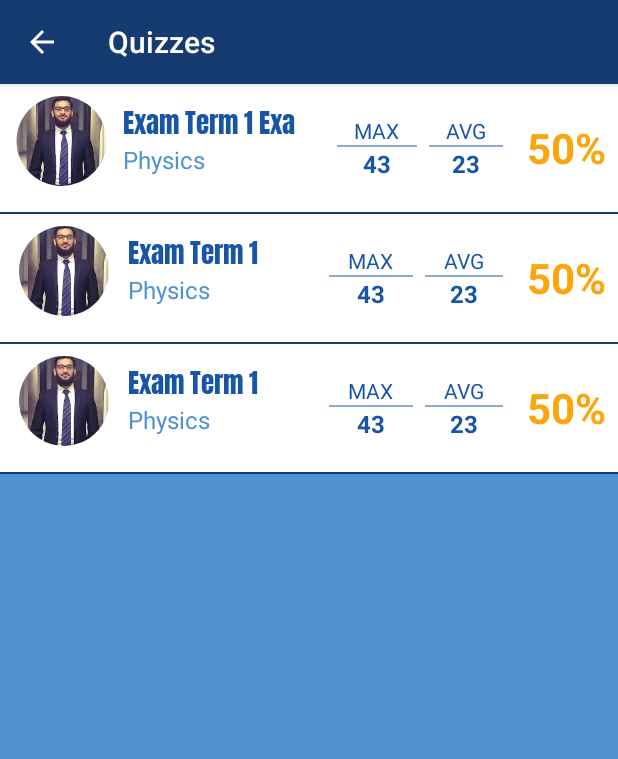
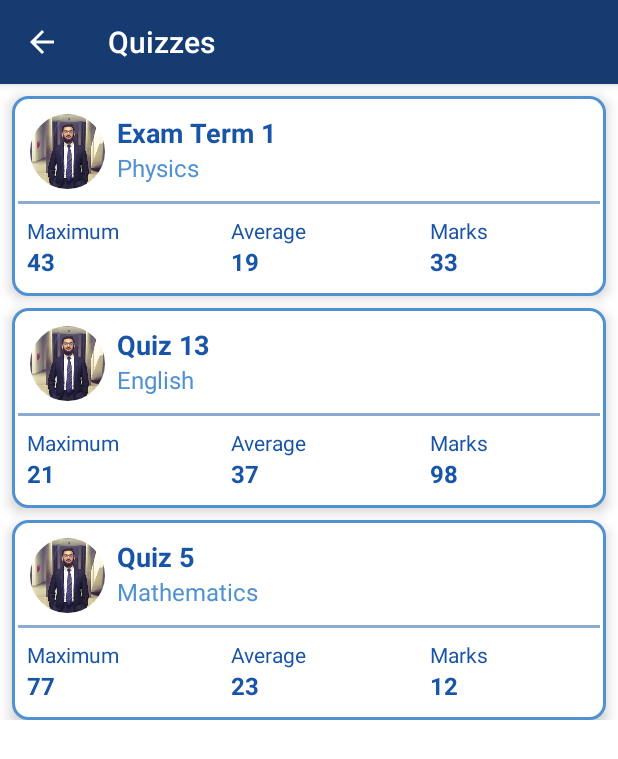
Before and after one commit to mabdullahkhalil/soop, an Android app: the quizzes screen opened directly, with no data from a screen before it, on a phone screen of 412 x 824 dp. Shown: the top 759 px of the screen. Run offline under Robolectric (Android 15) with nearby library versions, the phone set to English and light mode, and no system bars; our stand-ins replace CircleImageView; Roboto replaces fonts that are not available here.

Commit message:
Quiz card redesigned

```diff
--- a/app/src/main/java/com/something/mabdullahk/soop/quizzes.java
+++ b/app/src/main/java/com/something/mabdullahk/soop/quizzes.java
@@ -31,9 +31,9 @@ public class quizzes extends AppCompatActivity {
         quizzes1 = new ArrayList<>();
 
 
-        quizzes1.add(new quizClass("Exam Term 1 Exam Term 1","Physics","23","100","43","50","50"));
-        quizzes1.add(new quizClass("Exam Term 1","Physics","23","100","43","50","50"));
-        quizzes1.add(new quizClass("Exam Term 1","Physics","23","100","43","50","50"));
+        quizzes1.add(new quizClass("Exam Term 1 ","Physics","19","100","43","33","50"));
+        quizzes1.add(new quizClass("Quiz 13","English","37","100","21","98","50"));
+        quizzes1.add(new quizClass("Quiz 5","Mathematics","23","100","77","12","50"));
 
 
         quizzesCardAdapter myAdapter = new quizzesCardAdapter(quizzes.this,quizzes1);
--- a/app/src/main/java/com/something/mabdullahk/soop/quizzesCardAdapter.java
+++ b/app/src/main/java/com/something/mabdullahk/soop/quizzesCardAdapter.java
@@ -41,11 +41,11 @@ public class quizzesCardAdapter extends RecyclerView.Adapter<RecyclerView.ViewHo
     @Override
     public void onBindViewHolder(final RecyclerView.ViewHolder holder, final int position) {
 
-        ((studentQuizCardViewHolder)holder).title.setText(studentQuizzesList.get(position).getTitle()+((studentQuizCardViewHolder)holder).title.getText());
+        ((studentQuizCardViewHolder)holder).title.setText(studentQuizzesList.get(position).getTitle());
         ((studentQuizCardViewHolder)holder).subject.setText(studentQuizzesList.get(position).getSubject());
         ((studentQuizCardViewHolder)holder).maximum.setText(studentQuizzesList.get(position).getMaximum_marks());
         ((studentQuizCardViewHolder)holder).average.setText(studentQuizzesList.get(position).getAverage());
-        ((studentQuizCardViewHolder)holder).marks.setText(studentQuizzesList.get(position).getMarks_obtained()+"%");
+        ((studentQuizCardViewHolder)holder).marks.setText(studentQuizzesList.get(position).getMarks_obtained());
         ((studentQuizCardViewHolder)holder).title.measure(0,0);
         System.out.println(((studentQuizCardViewHolder)holder).title.getWidth()+" is the widthh......");
 
--- /dev/null
+++ b/app/src/main/res/drawable/border4_quizcard.xml
@@ -0,0 +1,32 @@
+<?xml version="1.0" encoding="utf-8"?>
+<selector xmlns:android="http://schemas.android.com/apk/res/android">
+    <item android:state_pressed="false">
+        <shape android:shape="rectangle">
+            <corners android:radius="10dp" />
+            <stroke
+                android:width="2dip"
+                android:color="@color/colorlogo4" />
+            <solid android:color="@android:color/white"></solid>
+            <padding
+                android:bottom="4dp"
+                android:left="4dp"
+                android:right="4dp"
+                android:top="4dp" />
+
+        </shape>
+    </item>
+    <item android:state_pressed="true">
+        <shape android:shape="rectangle">
+            <corners android:radius="10dp" />
+            <stroke
+                android:width="2dip"
+                android:color="@color/colorlogo4" />
+            <solid android:color="@android:color/white"></solid>
+            <padding
+                android:bottom="4dp"
+                android:left="4dp"
+                android:right="4dp"
+                android:top="4dp" />
+        </shape>
+    </item>
+</selector>
--- a/app/src/main/res/layout/activity_quizzes.xml
+++ b/app/src/main/res/layout/activity_quizzes.xml
@@ -5,7 +5,7 @@
     android:layout_width="match_parent"
     android:layout_height="match_parent"
     android:orientation="vertical"
-    android:background="@color/colorlogo4"
+    android:background="@android:color/white"
     tools:context="com.something.mabdullahk.soop.quizzes">
 
     <ScrollView
--- a/app/src/main/res/layout/quiz_card.xml
+++ b/app/src/main/res/layout/quiz_card.xml
@@ -4,39 +4,41 @@
     android:layout_width="match_parent"
     android:layout_height="wrap_content"
     xmlns:app="http://schemas.android.com/apk/res-auto"
-    android:elevation="10dp"
+    android:elevation="5dp"
     android:orientation="vertical"
-    android:background="@android:color/white"
+    android:background="@drawable/border4_quizcard"
+    android:layout_marginTop="8dp"
+    android:layout_marginLeft="8dp"
+    android:layout_marginRight="8dp"
     android:id="@+id/cardQuiz">
 
     <LinearLayout
         android:layout_width="match_parent"
-    android:layout_height="match_parent"
+        android:layout_height="wrap_content"
         android:orientation="horizontal">
         <de.hdodenhof.circleimageview.CircleImageView
-        android:layout_width="60dp"
-        android:layout_height="60dp"
+            android:layout_width="50dp"
+            android:layout_height="50dp"
             android:layout_marginTop="8dp"
             android:layout_marginBottom="8dp"
-        android:layout_weight="1"
+            android:layout_marginLeft="8dp"
             android:src="@drawable/picture"/>
-
 
         <LinearLayout
         android:layout_width="wrap_content"
         android:layout_height="wrap_content"
-        android:layout_weight="1"
         android:layout_marginTop="8dp"
-        android:layout_marginBottom="24dp"
+            android:layout_marginLeft="8dp"
+        android:layout_marginBottom="8dp"
         android:orientation="vertical">
 
         <TextView
         android:id="@+id/quizTitle"
         android:layout_width="wrap_content"
         android:layout_height="wrap_content"
-            android:fontFamily="@font/anton"
-            android:maxLength="15"
-            android:text="                                                             "
+        android:maxLength="25"
+        android:text=""
+            android:textStyle="bold"
         android:textColor="@color/colorlogo3"
         android:textSize="18sp" />
 
@@ -51,38 +53,49 @@
         </LinearLayout>
 
 
+    </LinearLayout>
+
+    <View
+    android:layout_width="match_parent"
+    android:layout_height="2dp"
+    android:alpha=".5"
+    android:background="@color/colorlogo3" />
+
+    <LinearLayout
+        android:layout_width="match_parent"
+        android:layout_height="wrap_content"
+        android:gravity="center"
+        android:layout_marginTop="8dp"
+        android:background="@android:color/white"
+        android:layout_marginBottom="8dp"
+        android:orientation="horizontal">
+
         <LinearLayout
         android:layout_width="wrap_content"
         android:layout_height="wrap_content"
         android:layout_weight="1"
         android:background="@android:color/white"
         android:layout_marginLeft="6dp"
-        android:layout_gravity="center"
+        android:layout_gravity="left"
         android:orientation="vertical">
 
         <TextView
         android:layout_width="wrap_content"
         android:layout_height="wrap_content"
-            android:layout_gravity="center_horizontal"
-            android:text="MAX"
+        android:layout_gravity="left"
+        android:text="Maximum"
         android:textColor="@color/colorlogo3"
         android:textSize="14sp" />
-
-        <View
-            android:layout_width="match_parent"
-            android:layout_height="1dp"
-            android:alpha=".5"
-            android:background="@color/colorlogo3" />
 
 
         <TextView
         android:id="@+id/quizMax"
         android:layout_width="wrap_content"
         android:layout_height="wrap_content"
-            android:layout_gravity="center_horizontal"
+            android:layout_gravity="left"
         android:text="40"
         android:textColor="@color/colorlogo3"
-            android:textSize="16dp"
+        android:textSize="16sp"
         android:textStyle="bold" />
 
         </LinearLayout>
@@ -100,49 +113,184 @@
         <TextView
         android:layout_width="wrap_content"
         android:layout_height="wrap_content"
-            android:layout_gravity="center_horizontal"
-            android:text="AVG"
+            android:layout_gravity="left"
+        android:text="Average"
         android:textColor="@color/colorlogo3"
         android:textSize="14sp" />
 
-        <View
-            android:layout_width="match_parent"
-            android:layout_height="1dp"
-            android:alpha=".5"
-            android:background="@color/colorlogo3" />
 
         <TextView
         android:id="@+id/quizAverage"
         android:layout_width="wrap_content"
         android:layout_height="wrap_content"
-            android:layout_gravity="center_horizontal"
+            android:layout_gravity="left"
         android:text="40"
         android:textColor="@color/colorlogo3"
-            android:textSize="16dp"
+        android:textSize="16sp"
         android:textStyle="bold" />
 
         </LinearLayout>
+
+
+        <LinearLayout
+            android:layout_width="wrap_content"
+            android:layout_height="wrap_content"
+            android:layout_weight="1"
+            android:layout_marginRight="8dp"
+            android:background="@android:color/white"
+            android:layout_gravity="center"
+            android:layout_marginLeft="8dp"
+            android:orientation="vertical">
+            <TextView
+                android:layout_width="wrap_content"
+                android:layout_height="wrap_content"
+                android:layout_gravity="left"
+                android:text="Marks"
+                android:textColor="@color/colorlogo3"
+                android:textSize="14sp" />
 
 
             <TextView
                 android:id="@+id/quizMarks"
                 android:layout_width="wrap_content"
                 android:layout_height="wrap_content"
-        android:layout_marginRight="8dp"
-        android:textSize="28sp"
-        android:text="20"
-        android:textStyle="bold"
-        android:textColor="@color/colorlogo1"
-        android:layout_gravity="center"
-        android:layout_marginLeft="8dp"/>
+                android:layout_gravity="left"
+                android:text="40"
+                android:textColor="@color/colorlogo3"
+                android:textSize="16sp"
+                android:textStyle="bold" />
 
         </LinearLayout>
 
 
-    <View
-        android:layout_width="match_parent"
-        android:layout_height="1dp"
-        android:background="@color/colorlogo2"/>
+
+    </LinearLayout>
+
+
+
+
+
+
+
+    <!--<LinearLayout-->
+        <!--android:layout_width="wrap_content"-->
+        <!--android:layout_height="wrap_content"-->
+        <!--android:layout_weight="1"-->
+        <!--android:layout_marginTop="8dp"-->
+        <!--android:layout_marginBottom="24dp"-->
+        <!--android:orientation="vertical">-->
+
+        <!--<TextView-->
+            <!--android:id="@+id/quizTitle"-->
+            <!--android:layout_width="wrap_content"-->
+            <!--android:layout_height="wrap_content"-->
+            <!--android:fontFamily="@font/anton"-->
+            <!--android:maxLength="15"-->
+            <!--android:text="                                                             "-->
+            <!--android:textColor="@color/colorlogo3"-->
+            <!--android:textSize="18sp" />-->
+
+        <!--<TextView-->
+            <!--android:id="@+id/quizSubject"-->
+            <!--android:layout_width="wrap_content"-->
+            <!--android:layout_height="wrap_content"-->
+            <!--android:text="Physics"-->
+            <!--android:textColor="@color/colorlogo4"-->
+            <!--android:textSize="16sp" />-->
+
+    <!--</LinearLayout>-->
+    <!---->
+    <!---->
+
+
+    <!--<LinearLayout-->
+        <!--android:layout_width="wrap_content"-->
+        <!--android:layout_height="wrap_content"-->
+        <!--android:layout_weight="1"-->
+        <!--android:background="@android:color/white"-->
+        <!--android:layout_marginLeft="6dp"-->
+        <!--android:layout_gravity="center"-->
+        <!--android:orientation="vertical">-->
+
+        <!--<TextView-->
+            <!--android:layout_width="wrap_content"-->
+            <!--android:layout_height="wrap_content"-->
+            <!--android:layout_gravity="center_horizontal"-->
+            <!--android:text="MAX"-->
+            <!--android:textColor="@color/colorlogo3"-->
+            <!--android:textSize="14sp" />-->
+
+        <!--<View-->
+            <!--android:layout_width="match_parent"-->
+            <!--android:layout_height="1dp"-->
+            <!--android:alpha=".5"-->
+            <!--android:background="@color/colorlogo3" />-->
+
+
+        <!--<TextView-->
+            <!--android:id="@+id/quizMax"-->
+            <!--android:layout_width="wrap_content"-->
+            <!--android:layout_height="wrap_content"-->
+            <!--android:layout_gravity="center_horizontal"-->
+            <!--android:text="40"-->
+            <!--android:textColor="@color/colorlogo3"-->
+            <!--android:textSize="16dp"-->
+            <!--android:textStyle="bold" />-->
+
+    <!--</LinearLayout>-->
+
+
+    <!--<LinearLayout-->
+        <!--android:layout_width="wrap_content"-->
+        <!--android:layout_height="wrap_content"-->
+        <!--android:layout_weight="1"-->
+        <!--android:layout_marginRight="8dp"-->
+        <!--android:background="@android:color/white"-->
+        <!--android:layout_gravity="center"-->
+        <!--android:layout_marginLeft="8dp"-->
+        <!--android:orientation="vertical">-->
+        <!--<TextView-->
+            <!--android:layout_width="wrap_content"-->
+            <!--android:layout_height="wrap_content"-->
+            <!--android:layout_gravity="center_horizontal"-->
+            <!--android:text="AVG"-->
+            <!--android:textColor="@color/colorlogo3"-->
+            <!--android:textSize="14sp" />-->
+
+        <!--<View-->
+            <!--android:layout_width="match_parent"-->
+            <!--android:layout_height="1dp"-->
+            <!--android:alpha=".5"-->
+            <!--android:background="@color/colorlogo3" />-->
+
+        <!--<TextView-->
+            <!--android:id="@+id/quizAverage"-->
+            <!--android:layout_width="wrap_content"-->
+            <!--android:layout_height="wrap_content"-->
+            <!--android:layout_gravity="center_horizontal"-->
+            <!--android:text="40"-->
+            <!--android:textColor="@color/colorlogo3"-->
+            <!--android:textSize="16dp"-->
+            <!--android:textStyle="bold" />-->
+
+    <!--</LinearLayout>-->
+
+
+    <!--<TextView-->
+        <!--android:id="@+id/quizMarks"-->
+        <!--android:layout_width="wrap_content"-->
+        <!--android:layout_height="wrap_content"-->
+        <!--android:layout_marginRight="8dp"-->
+        <!--android:textSize="28sp"-->
+        <!--android:text="20"-->
+        <!--android:textStyle="bold"-->
+        <!--android:textColor="@color/colorlogo1"-->
+        <!--android:layout_gravity="center"-->
+        <!--android:layout_marginLeft="8dp"/>-->
+
+<!--</LinearLayout>-->
+
+
 
 
 </LinearLayout>
```
Lines whose indentation alone changed are shown as unchanged.
